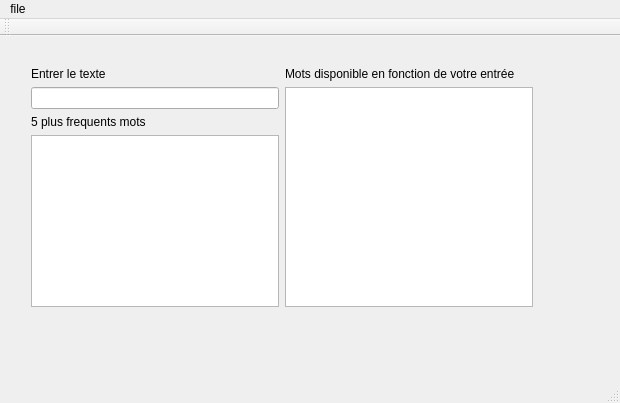
Qt form mainwindow.ui (fnduister/INF1600_TP2) before a commit.
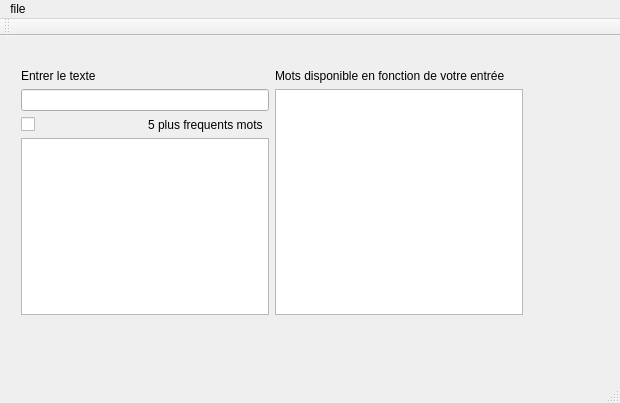
The same form after that commit.

Patch:
```diff
--- a/mainwindow.ui
+++ b/mainwindow.ui
@@ -26,16 +26,18 @@
    <string>MainWindow</string>
   </property>
   <widget class="QWidget" name="centralWidget">
-   <widget class="QWidget" name="layoutWidget">
+   <widget class="QWidget" name="">
     <property name="geometry">
      <rect>
-      <x>20</x>
-      <y>20</y>
+      <x>10</x>
+      <y>22</y>
       <width>524</width>
-      <height>262</height>
+      <height>268</height>
      </rect>
     </property>
-    <layout class="QHBoxLayout" name="horizontalLayout">
+    <layout class="QHBoxLayout" name="horizontalLayout_2">
+     <item>
+      <layout class="QVBoxLayout" name="verticalLayout_3">
      <item>
       <layout class="QVBoxLayout" name="verticalLayout">
        <item>
@@ -48,6 +50,17 @@
        <item>
         <widget class="QLineEdit" name="lineEdit"/>
        </item>
+        </layout>
+       </item>
+       <item>
+        <layout class="QHBoxLayout" name="horizontalLayout">
+         <item>
+          <widget class="QCheckBox" name="checkBox">
+           <property name="text">
+            <string/>
+           </property>
+          </widget>
+         </item>
        <item>
         <widget class="QLabel" name="label_2">
          <property name="text">
@@ -55,8 +68,10 @@
          </property>
         </widget>
        </item>
+        </layout>
+       </item>
        <item>
-        <widget class="QListWidget" name="listWidget_2"/>
+        <widget class="QListView" name="listViewOccurrences"/>
        </item>
       </layout>
      </item>
```
Lines whose indentation alone changed are shown as unchanged.
